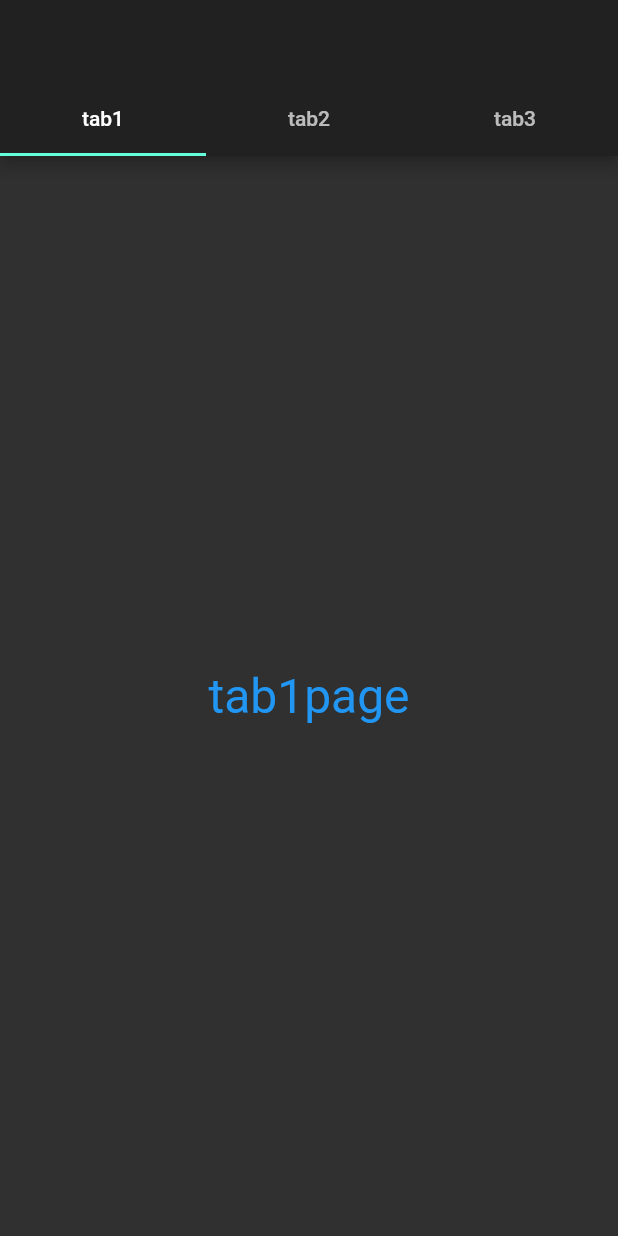
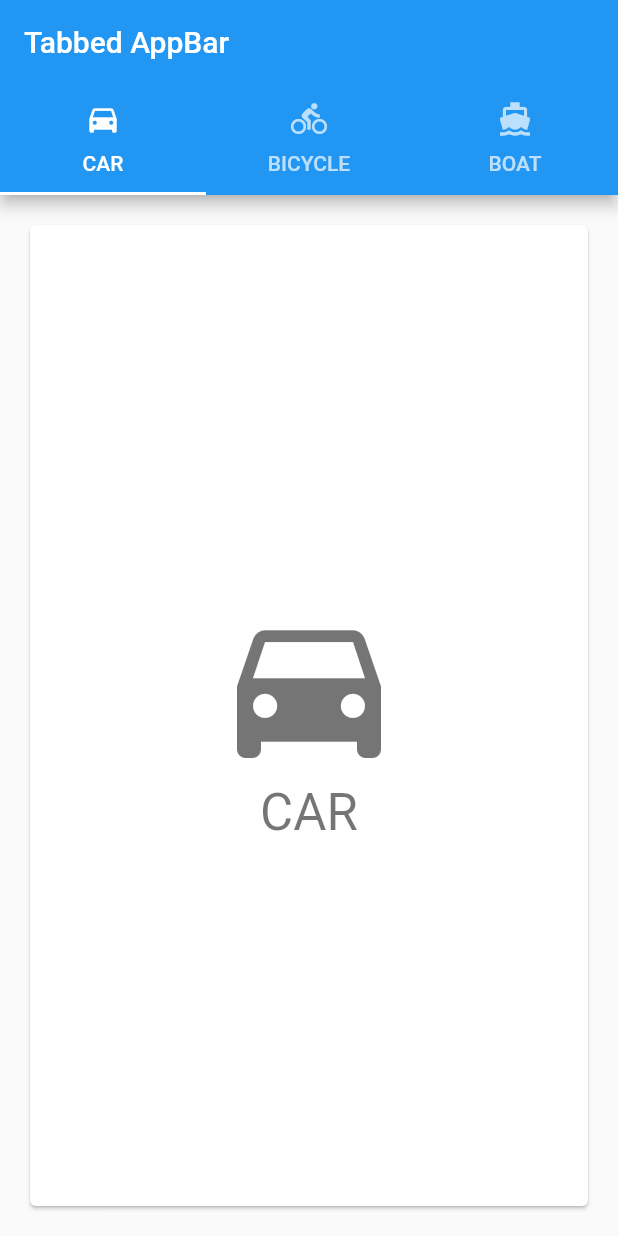
Before and after one commit to hideokawahara/diary_app, a Flutter app: the screen it shows after launch, on a phone screen of 412 x 824 dp. Run offline on Flutter 3.47's test engine with Material 2 defaults, Android fonts, the phone set to English and light mode, and no system bars.

Commit message:
fix: tabbar 変更

```diff
--- a/lib/main.dart
+++ b/lib/main.dart
@@ -1,77 +1,72 @@
-import 'package:flutter/cupertino.dart';
 import 'package:flutter/material.dart';
 
-void main() {
-  runApp(new MyApp());
-}
+void main() => runApp(TabbedAppBarSample());
 
-class MyApp extends StatelessWidget {
+class TabbedAppBarSample extends StatelessWidget {
   @override
   Widget build(BuildContext context) {
-    return new MaterialApp(
-      title: 'TEST',
-      theme: new ThemeData.dark(),
-      home: new MyHomePage(),
+    return MaterialApp(
+      home: DefaultTabController(
+        length: choices.length,
+        child: Scaffold(
+          appBar: AppBar(
+            title: const Text('Tabbed AppBar'),
+            bottom: TabBar(
+              tabs: choices.map((Choice choice) {
+                return Tab(
+                  text: choice.title,
+                  icon: Icon(choice.icon),
+                );
+              }).toList(),
+            ),
+          ),
+          body: TabBarView(
+            children: choices.map((Choice choice) {
+              return Padding(
+                padding: const EdgeInsets.all(16.0),
+                child: ChoiceCard(choice: choice),
+              );
+            }).toList(),
+          ),
+        ),
+      ),
     );
   }
 }
 
-class MyHomePage extends StatefulWidget {
-  MyHomePage({Key key}) : super(key: key);
-  @override
-  _MyHomePageState createState() => new _MyHomePageState();
+class Choice {
+  const Choice({this.title, this.icon});
+
+  final String title;
+  final IconData icon;
 }
 
-// TickerProviderが必要なので、SingleTickerProviderStateMixinを追加
-class _MyHomePageState extends State<MyHomePage>
-    with SingleTickerProviderStateMixin {
-  // 表示するタブのリストを作成
-  final List<Tab> tabs = <Tab>[
-    Tab(text: 'tab1'),
-    Tab(text: 'tab2'),
-    Tab(text: 'tab3'),
-  ];
+const List<Choice> choices = const <Choice>[
+  const Choice(title: 'CAR', icon: Icons.directions_car),
+  const Choice(title: 'BICYCLE', icon: Icons.directions_bike),
+  const Choice(title: 'BOAT', icon: Icons.directions_boat),
+];
 
-  // TtabControllerはTabBarのインデックスを管理
-  TabController _tabController;
+class ChoiceCard extends StatelessWidget {
+  const ChoiceCard({Key key, this.choice}) : super(key: key);
 
-  // TStatefulWidgetを使うので、initStateにTabControllerのインスタンスを生成
-  @override
-  void initState() {
-    super.initState();
-    _tabController = TabController(vsync: this, length: tabs.length);
-  }
+  final Choice choice;
 
   @override
   Widget build(BuildContext context) {
-    return Scaffold(
-      // TabBarはAppBarのBottomで使用
-      appBar: AppBar(
-        bottom: TabBar(
-          controller: _tabController,
-          tabs: tabs,
+    final TextStyle textStyle = Theme.of(context).textTheme.display1;
+    return Card(
+      color: Colors.white,
+      child: Center(
+        child: Column(
+          mainAxisSize: MainAxisSize.min,
+          crossAxisAlignment: CrossAxisAlignment.center,
+          children: <Widget>[
+            Icon(choice.icon, size: 128.0, color: textStyle.color),
+            Text(choice.title, style: textStyle),
+          ],
         ),
-      ),
-
-      // TabBarViewのWidgetはTabBarと同じくChildren　Widgetが必要
-      // mapメソッドでTabで作成したコンテンツのウィジェットを作成し、それをリストで取り出してChildren　Widgetに設定
-      body: TabBarView(
-        controller: _tabController,
-        children: tabs.map((Tab tab) {
-          return createTab(tab);
-        }).toList(),
       ),
     );
   }
-
-  Widget createTab(Tab tab) {
-    return Center(
-        child: Text(
-      tab.text + 'page',
-      style: const TextStyle(
-        fontSize: 32.0,
-        color: Colors.blue,
-      ),
-    ));
-  }
 }
```
